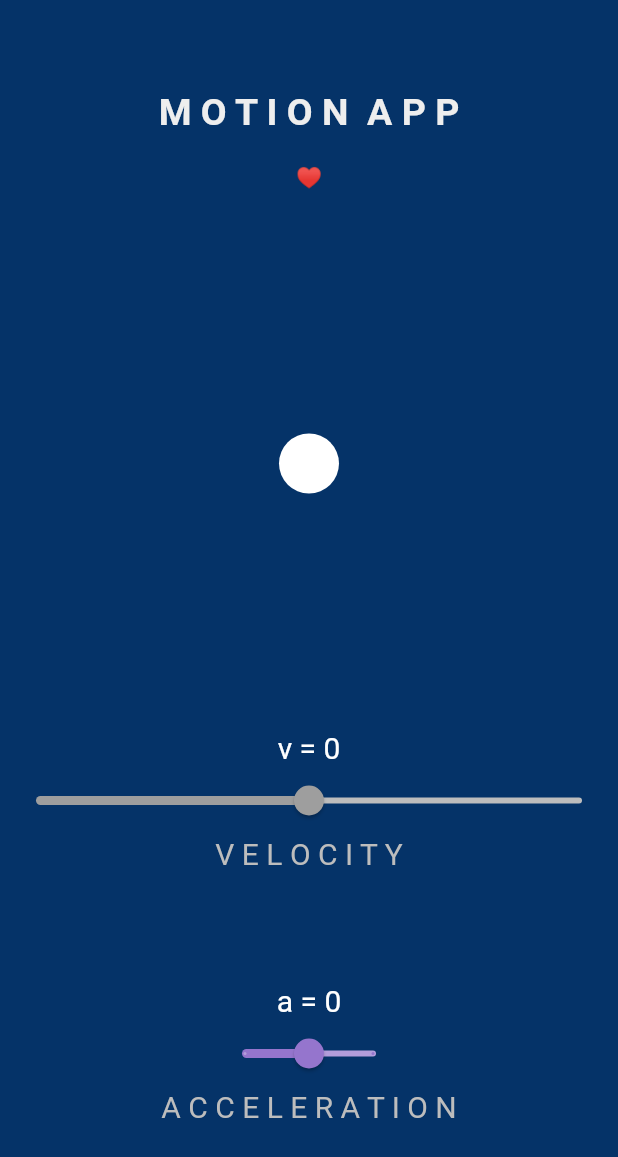
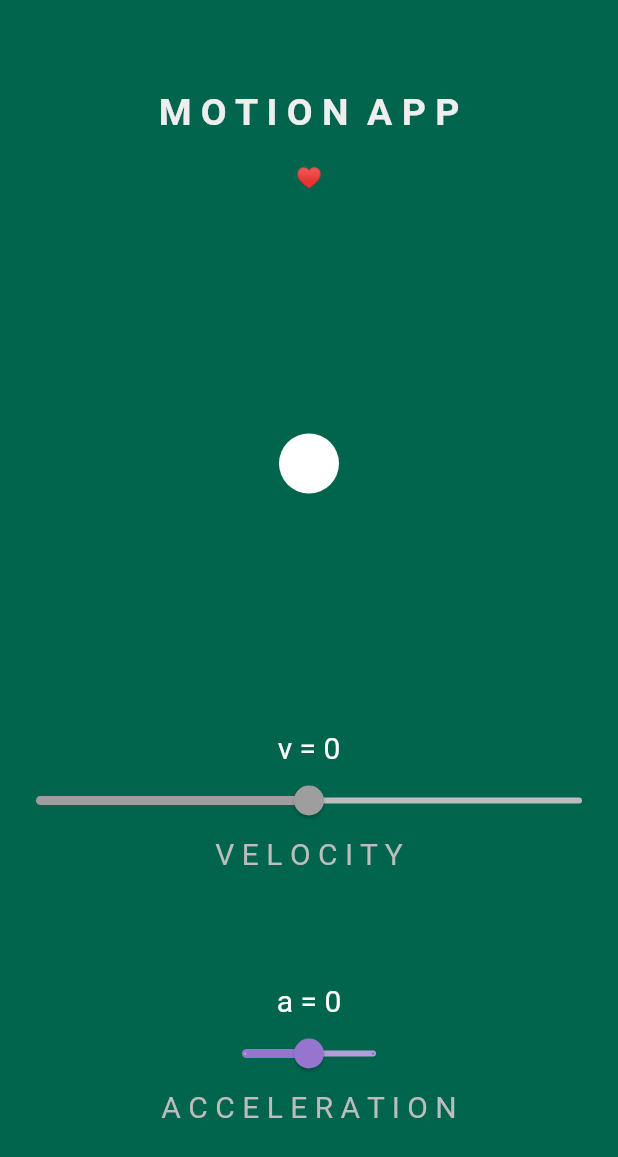
Before and after one commit to azizamukhamedova/motion-app, a Flutter app: the screen it shows after launch, on a phone screen of 412 x 824 dp. Shown: the top 1157 px of the screen. Run offline on Flutter 3.47's test engine with Material 2 defaults, Android fonts, the phone set to English and light mode, and no system bars; drawn by our look-alikes of upgrader.

Commit message:
background color has been changed

```diff
--- a/lib/homepage.dart
+++ b/lib/homepage.dart
@@ -54,7 +54,7 @@ class _HomePageState extends State<HomePage> {
     return Scaffold(
       backgroundColor: Colors.grey[300],
       body: Container(
-        color: const Color.fromARGB(255, 5, 51, 104),
+        color: Color.fromARGB(255, 1, 101, 78),
         child: Center(
           child: Column(
             children: [
--- a/pubspec.yaml
+++ b/pubspec.yaml
@@ -16,7 +16,7 @@ publish_to: 'none' # Remove this line if you wish to publish to pub.dev
 # https://developer.apple.com/library/archive/documentation/General/Reference/InfoPlistKeyReference/Articles/CoreFoundationKeys.html
 # In Windows, build-name is used as the major, minor, and patch parts
 # of the product and file versions while build-number is used as the build suffix.
-version: 1.0.0+1
+version: 1.0.1+1
 
 environment:
   sdk: '>=3.0.1 <4.0.0'
```
Also changed, not shown: 4 other files.
